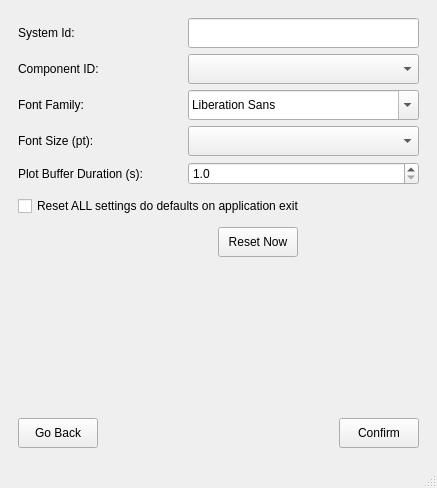
YevheniiKovryzhenko/KGroundControl, file src/kgroundcontrol.ui: the form before one commit.
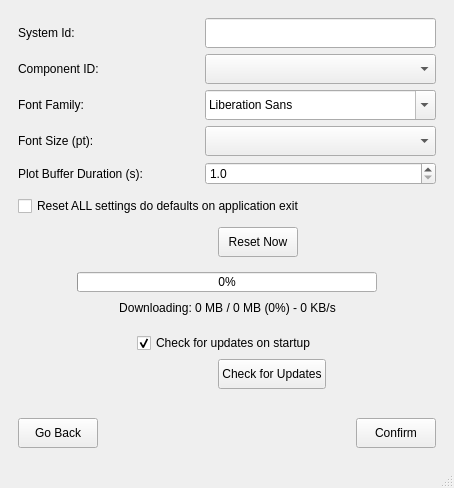
The form after the commit. The open tabs and pages were chosen to show the change.

The edit to the form file:
```diff
--- a/src/kgroundcontrol.ui
+++ b/src/kgroundcontrol.ui
@@ -1539,6 +1539,196 @@
       </item>
      </layout>
     </item>
+    <item>
+     <widget class="QWidget" name="update_progress_widget" native="true">
+      <property name="visible">
+       <bool>false</bool>
+      </property>
+      <layout class="QVBoxLayout" name="verticalLayout_update_progress">
+       <item>
+        <layout class="QHBoxLayout" name="horizontalLayout_progress_bar">
+         <item>
+          <spacer name="horizontalSpacer_progress_left">
+           <property name="orientation">
+            <enum>Qt::Horizontal</enum>
+           </property>
+           <property name="sizeType">
+            <enum>QSizePolicy::Fixed</enum>
+           </property>
+           <property name="sizeHint" stdset="0">
+            <size>
+             <width>50</width>
+             <height>20</height>
+            </size>
+           </property>
+          </spacer>
+         </item>
+         <item>
+          <widget class="QProgressBar" name="update_progress_bar">
+           <property name="minimumSize">
+            <size>
+             <width>300</width>
+             <height>20</height>
+            </size>
+           </property>
+           <property name="value">
+            <number>0</number>
+           </property>
+          </widget>
+         </item>
+         <item>
+          <spacer name="horizontalSpacer_progress_right">
+           <property name="orientation">
+            <enum>Qt::Horizontal</enum>
+           </property>
+           <property name="sizeType">
+            <enum>QSizePolicy::Fixed</enum>
+           </property>
+           <property name="sizeHint" stdset="0">
+            <size>
+             <width>50</width>
+             <height>20</height>
+            </size>
+           </property>
+          </spacer>
+         </item>
+        </layout>
+       </item>
+       <item>
+        <layout class="QHBoxLayout" name="horizontalLayout_progress_info">
+         <item>
+          <spacer name="horizontalSpacer_info_left">
+           <property name="orientation">
+            <enum>Qt::Horizontal</enum>
+           </property>
+           <property name="sizeHint" stdset="0">
+            <size>
+             <width>40</width>
+             <height>20</height>
+            </size>
+           </property>
+          </spacer>
+         </item>
+         <item>
+          <widget class="QLabel" name="update_progress_label">
+           <property name="text">
+            <string>Downloading: 0 MB / 0 MB (0%) - 0 KB/s</string>
+           </property>
+           <property name="alignment">
+            <set>Qt::AlignCenter</set>
+           </property>
+          </widget>
+         </item>
+         <item>
+          <spacer name="horizontalSpacer_info_right">
+           <property name="orientation">
+            <enum>Qt::Horizontal</enum>
+           </property>
+           <property name="sizeHint" stdset="0">
+            <size>
+             <width>40</width>
+             <height>20</height>
+            </size>
+           </property>
+          </spacer>
+         </item>
+        </layout>
+       </item>
+      </layout>
+     </widget>
+    </item>
+    <item>
+     <layout class="QHBoxLayout" name="horizontalLayout_auto_update_checkbox">
+      <item>
+       <spacer name="horizontalSpacer_auto_update_left">
+        <property name="orientation">
+         <enum>Qt::Horizontal</enum>
+        </property>
+        <property name="sizeHint" stdset="0">
+         <size>
+          <width>200</width>
+          <height>20</height>
+         </size>
+        </property>
+       </spacer>
+      </item>
+      <item>
+       <widget class="QCheckBox" name="chk_auto_update">
+        <property name="text">
+         <string>Check for updates on startup</string>
+        </property>
+        <property name="toolTip">
+         <string>Automatically check for updates when the application starts</string>
+        </property>
+        <property name="checked">
+         <bool>true</bool>
+        </property>
+       </widget>
+      </item>
+      <item>
+       <spacer name="horizontalSpacer_auto_update_right">
+        <property name="orientation">
+         <enum>Qt::Horizontal</enum>
+        </property>
+        <property name="sizeHint" stdset="0">
+         <size>
+          <width>200</width>
+          <height>20</height>
+         </size>
+        </property>
+       </spacer>
+      </item>
+     </layout>
+    </item>
+    <item>
+     <layout class="QHBoxLayout" name="horizontalLayout_check_updates">
+      <item>
+       <spacer name="horizontalSpacer_check_updates_left">
+        <property name="orientation">
+         <enum>Qt::Horizontal</enum>
+        </property>
+        <property name="sizeType">
+         <enum>QSizePolicy::Fixed</enum>
+        </property>
+        <property name="sizeHint" stdset="0">
+         <size>
+          <width>200</width>
+          <height>20</height>
+         </size>
+        </property>
+       </spacer>
+      </item>
+      <item>
+       <widget class="QPushButton" name="btn_check_updates">
+        <property name="minimumSize">
+         <size>
+          <width>0</width>
+          <height>30</height>
+         </size>
+        </property>
+        <property name="text">
+         <string>Check for Updates</string>
+        </property>
+        <property name="toolTip">
+         <string>Check for application updates (requires internet connection)</string>
+        </property>
+       </widget>
+      </item>
+      <item>
+       <spacer name="horizontalSpacer_check_updates_right">
+        <property name="orientation">
+         <enum>Qt::Horizontal</enum>
+        </property>
+        <property name="sizeHint" stdset="0">
+         <size>
+          <width>200</width>
+          <height>20</height>
+         </size>
+        </property>
+       </spacer>
+      </item>
+     </layout>
+    </item>
         <item>
          <spacer name="verticalSpacer_2">
           <property name="orientation">
```
